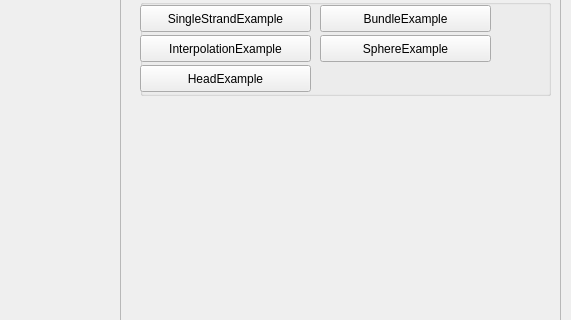
ZackMisso/GradPhysSimFinalProject, file mainwindow.ui: the form before one commit; both pictures show x 629 to 1200 and y 240 to 560 of the 1200 by 800 pixel window.
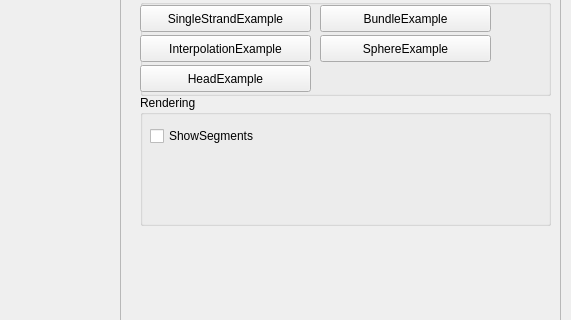
The form after the commit. Custom widgets are drawn as their Qt base class.

Commit message: Added In Segment Rendering

What changed in the file:
```diff
--- a/mainwindow.ui
+++ b/mainwindow.ui
@@ -355,6 +355,32 @@
       </property>
      </widget>
     </widget>
+    <widget class="QGroupBox" name="groupBox_2">
+     <property name="geometry">
+      <rect>
+       <x>20</x>
+       <y>300</y>
+       <width>411</width>
+       <height>131</height>
+      </rect>
+     </property>
+     <property name="title">
+      <string>Rendering</string>
+     </property>
+     <widget class="QCheckBox" name="showSegmentsCheck">
+      <property name="geometry">
+       <rect>
+        <x>10</x>
+        <y>30</y>
+        <width>131</width>
+        <height>22</height>
+       </rect>
+      </property>
+      <property name="text">
+       <string>ShowSegments</string>
+      </property>
+     </widget>
+    </widget>
    </widget>
   </widget>
   <widget class="QMenuBar" name="menuBar">
```
The commit also changes 5 other files.
